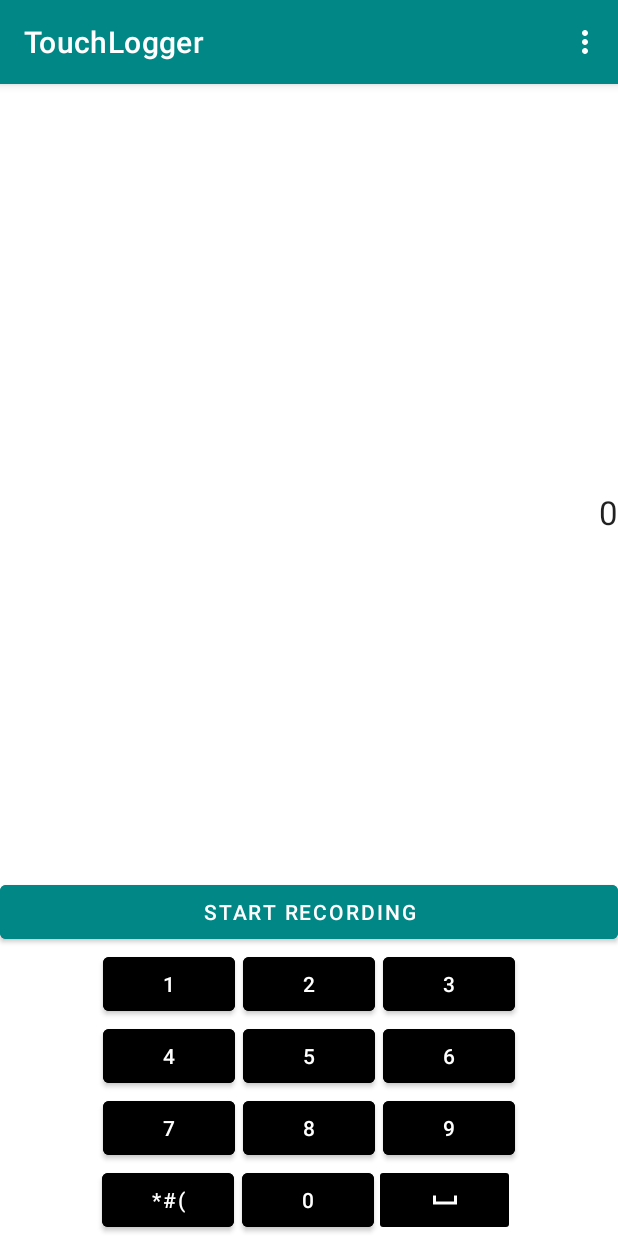
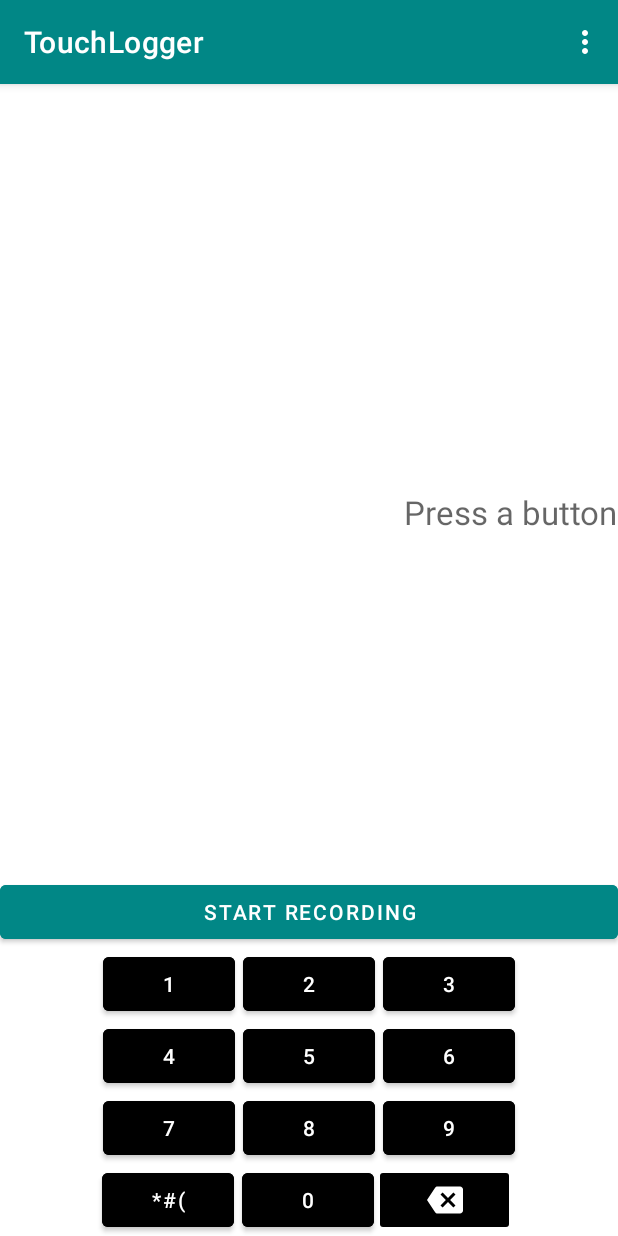
Before and after one commit to dhruvatara/ECS289M, an Android app: the screen it shows after launch (MainActivity), on a phone screen of 412 x 824 dp. Run offline under Robolectric (Android 15) with nearby library versions, the phone set to English and light mode, and no system bars.

Commit message:
buttons and text display now work

```diff
--- a/TouchLogger/app/src/main/java/com/example/myapplication/MainActivity.java
+++ b/TouchLogger/app/src/main/java/com/example/myapplication/MainActivity.java
@@ -8,12 +8,18 @@ import com.google.android.material.snackbar.Snackbar;
 import androidx.appcompat.app.AppCompatActivity;
 import androidx.appcompat.widget.Toolbar;
 
+import android.util.Log;
 import android.view.View;
 
 import android.view.Menu;
 import android.view.MenuItem;
+import android.widget.Button;
+import android.widget.ImageButton;
+import android.widget.TextView;
 
-public class MainActivity extends AppCompatActivity {
+import org.w3c.dom.Text;
+
+public class MainActivity extends AppCompatActivity implements View.OnClickListener{
 
     @Override
     protected void onCreate(Bundle savedInstanceState) {
@@ -21,15 +27,86 @@ public class MainActivity extends AppCompatActivity {
         setContentView(R.layout.activity_main);
         Toolbar toolbar = findViewById(R.id.toolbar);
         setSupportActionBar(toolbar);
+        TextView displayNumber = findViewById(R.id.displayNumber);
+        Button b1 = findViewById(R.id.button1);
+        Button b2 = findViewById(R.id.button2);
+        Button b3 = findViewById(R.id.button3);
+        Button b4 = findViewById(R.id.button4);
+        Button b5 = findViewById(R.id.button5);
+        Button b6 = findViewById(R.id.button6);
+        Button b7 = findViewById(R.id.button7);
+        Button b8 = findViewById(R.id.button8);
+        Button b9 = findViewById(R.id.button9);
+        Button b0 = findViewById(R.id.button0);
+        ImageButton bBack = findViewById(R.id.buttonBack);
+        Button record = findViewById(R.id.buttonRec);
 
-        FloatingActionButton fab = findViewById(R.id.fab);
-        fab.setOnClickListener(new View.OnClickListener() {
+        b1.setOnClickListener(this);
+        b2.setOnClickListener(this);
+        b3.setOnClickListener(this);
+        b4.setOnClickListener(this);
+        b5.setOnClickListener(this);
+        b6.setOnClickListener(this);
+        b7.setOnClickListener(this);
+        b8.setOnClickListener(this);
+        b9.setOnClickListener(this);
+        b0.setOnClickListener(this);
+        bBack.setOnClickListener(this);
+        record.setOnClickListener(new View.OnClickListener() {
             @Override
-            public void onClick(View view) {
-                Snackbar.make(view, "Replace with your own action", Snackbar.LENGTH_LONG)
-                        .setAction("Action", null).show();
+            public void onClick(View v) {
+                //TODO: Write code to set Flag
+                //TODO: Change text to say stop recording- and unset flag if pressed even times
             }
         });
+    }
+
+    @Override
+    public void onClick(View v) {
+        TextView displayNumber = findViewById(R.id.displayNumber);
+        //TODO: check if Flag set
+        switch (v.getId()){
+            case R.id.button0:
+                displayNumber.setText("0");
+                Log.i("press","0");
+                break;
+            case R.id.button1:
+                displayNumber.setText("1");
+                Log.i("press","1");
+                break;
+            case R.id.button2:
+                displayNumber.setText("2");
+                Log.i("press","2");
+                break;
+            case R.id.button3:
+                displayNumber.setText("3");
+                Log.i("press","3");
+                break;
+            case R.id.button4:
+                displayNumber.setText("4");
+                Log.i("press","4");
+                break;
+            case R.id.button5:
+                displayNumber.setText("5");
+                Log.i("press","5");
+                break;
+            case R.id.button6:
+                displayNumber.setText("6");
+                Log.i("press","6");
+                break;
+            case R.id.button7:
+                displayNumber.setText("7");
+                Log.i("press","7");
+                break;
+            case R.id.button8:
+                displayNumber.setText("8");
+                Log.i("press","8");
+                break;
+            case R.id.button9:
+                displayNumber.setText("9");
+                Log.i("press","9");
+                break;
+        }
     }
 
     @Override
@@ -51,6 +128,7 @@ public class MainActivity extends AppCompatActivity {
             return true;
         }
 
+
         return super.onOptionsItemSelected(item);
     }
 }
--- a/TouchLogger/app/src/main/res/layout/activity_main.xml
+++ b/TouchLogger/app/src/main/res/layout/activity_main.xml
@@ -26,9 +26,10 @@
         android:layout_height="300dp"
         android:gravity="bottom|end">
         <TextView
+            android:id="@+id/displayNumber"
             android:layout_width="wrap_content"
             android:layout_height="wrap_content"
-            android:text="@string/button0"
+            android:hint="@string/hint"
             android:textAppearance="@style/TextAppearance.AppCompat.Large">
         </TextView>
     </LinearLayout>
@@ -44,7 +45,7 @@
             android:layout_height="wrap_content"
             android:orientation="horizontal">
             <Button
-                android:id="@+id/button4"
+                android:id="@+id/buttonRec"
                 android:layout_width="match_parent"
                 android:layout_height="match_parent"
                 android:text="@string/rec"
@@ -60,12 +61,12 @@
             >
 
             <Button
-                android:id="@+id/button"
+                android:id="@+id/button1"
                 android:layout_width="wrap_content"
                 android:layout_height="match_parent"
                 android:text="@string/button1"
                 android:backgroundTint="@color/black"
-                android:layout_marginRight="5dp"
+                android:layout_marginEnd="5dp"
                 />
 
             <Button
@@ -73,7 +74,7 @@
                 android:layout_width="wrap_content"
                 android:layout_height="match_parent"
                 android:text="@string/button2"
-                android:layout_marginRight="5dp"
+                android:layout_marginEnd="5dp"
                 android:backgroundTint="@color/black"
                 />
 
@@ -93,25 +94,25 @@
             android:gravity="center">
 
             <Button
+                android:id="@+id/button4"
+                android:layout_width="wrap_content"
+                android:layout_height="match_parent"
+                android:text="@string/button4"
+                android:layout_marginEnd="5dp"
+                android:backgroundTint="@color/black"
+                />
+
+            <Button
                 android:id="@+id/button5"
                 android:layout_width="wrap_content"
                 android:layout_height="match_parent"
-                android:text="@string/button4"
-                android:layout_marginRight="5dp"
+                android:text="@string/button5"
+                android:layout_marginEnd="5dp"
                 android:backgroundTint="@color/black"
                 />
 
             <Button
                 android:id="@+id/button6"
-                android:layout_width="wrap_content"
-                android:layout_height="match_parent"
-                android:text="@string/button5"
-                android:layout_marginRight="5dp"
-                android:backgroundTint="@color/black"
-                />
-
-            <Button
-                android:id="@+id/button7"
                 android:layout_width="wrap_content"
                 android:layout_height="match_parent"
                 android:text="@string/button6"
@@ -126,25 +127,25 @@
             android:gravity="center">
 
             <Button
-                android:id="@+id/button9"
+                android:id="@+id/button7"
                 android:layout_width="wrap_content"
                 android:layout_height="match_parent"
                 android:text="@string/button7"
-                android:layout_marginRight="5dp"
+                android:layout_marginEnd="5dp"
                 android:backgroundTint="@color/black"
                 />
 
             <Button
-                android:id="@+id/button10"
+                android:id="@+id/button8"
                 android:layout_width="wrap_content"
                 android:layout_height="match_parent"
                 android:text="@string/button8"
-                android:layout_marginRight="5dp"
+                android:layout_marginEnd="5dp"
                 android:backgroundTint="@color/black"
                 />
 
             <Button
-                android:id="@+id/button11"
+                android:id="@+id/button9"
                 android:layout_width="wrap_content"
                 android:layout_height="match_parent"
                 android:text="@string/button9"
@@ -159,16 +160,16 @@
             android:gravity="center">
 
             <Button
-                android:id="@+id/button13"
+                android:id="@+id/buttonSym"
                 android:layout_width="wrap_content"
                 android:layout_height="match_parent"
                 android:text="@string/symb"
-                android:layout_marginRight="5dp"
+                android:layout_marginEnd="5dp"
                 android:backgroundTint="@color/black"
                 />
 
             <Button
-                android:id="@+id/button14"
+                android:id="@+id/button0"
                 android:layout_width="wrap_content"
                 android:layout_height="match_parent"
                 android:text="@string/button0"
@@ -176,10 +177,10 @@
                 />
 
             <ImageButton
-                android:id="@+id/button15"
+                android:id="@+id/buttonBack"
                 android:layout_width="94dp"
                 android:layout_height="match_parent"
-                android:src="@drawable/ic_baseline_space_bar_24"
+                android:src="@drawable/ic_baseline_backspace_24"
                 android:backgroundTint="@color/black"
                 />
 
--- a/TouchLogger/app/src/main/res/values/strings.xml
+++ b/TouchLogger/app/src/main/res/values/strings.xml
@@ -23,4 +23,5 @@
     <string name="dot">.</string>
     <string name="dash">-</string>
     <string name="symb">*#(</string>
+    <string name="hint">Press a button</string>
 </resources>
--- a/TouchLogger/app/src/main/res/values/themes.xml
+++ b/TouchLogger/app/src/main/res/values/themes.xml
@@ -2,8 +2,8 @@
     <!-- Base application theme. -->
     <style name="Theme.MyApplication" parent="Theme.MaterialComponents.DayNight.DarkActionBar">
         <!-- Primary brand color. -->
-        <item name="colorPrimary">@color/purple_500</item>
-        <item name="colorPrimaryVariant">@color/purple_700</item>
+        <item name="colorPrimary">@color/cardview_dark_background</item>
+        <item name="colorPrimaryVariant">@color/cardview_dark_background</item>
         <item name="colorOnPrimary">@color/white</item>
         <!-- Secondary brand color. -->
         <item name="colorSecondary">@color/teal_200</item>
```
